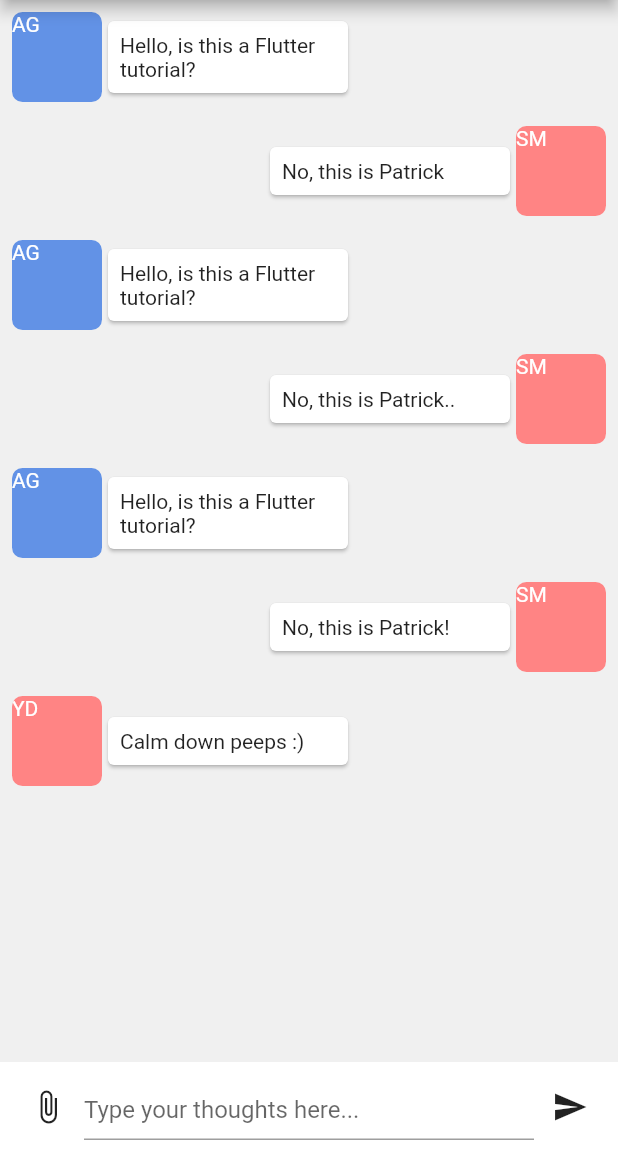
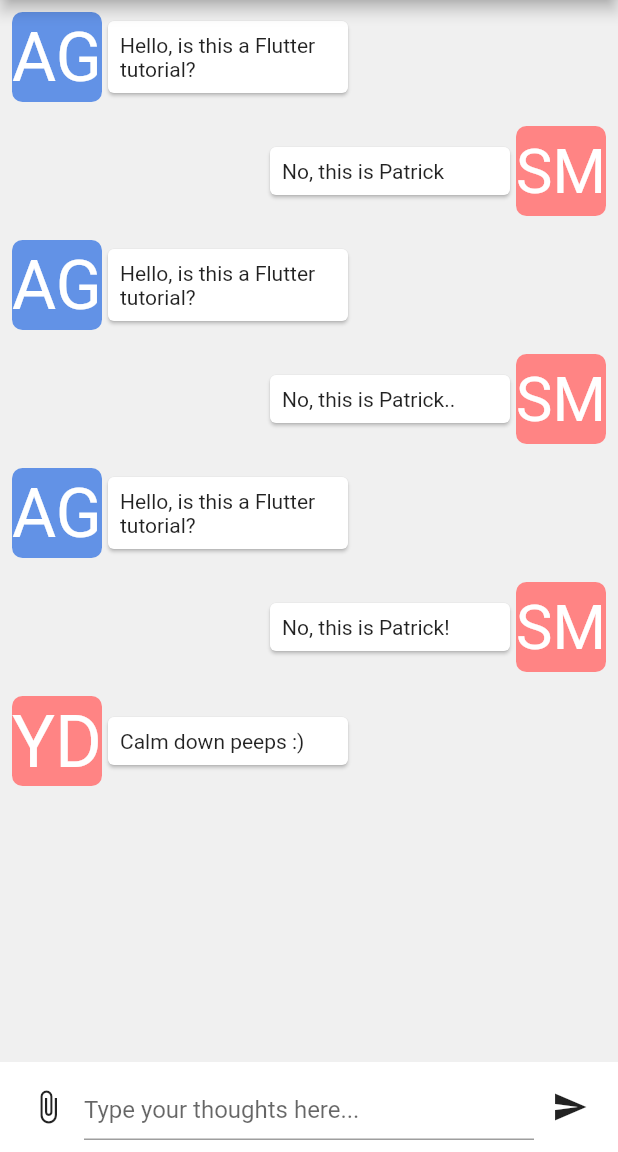
Before and after one commit to Stef-GMS/Training-RayWenderlichDotCom, a Flutter app: the screen it shows after launch, after a tap on an icon or button, on a phone screen of 412 x 824 dp, the part 84-1236 px from its top. Run offline on Flutter 3.47's test engine with Material 2 defaults, Android fonts, the phone set to English and light mode, and no system bars.

Commit message:
Auto-Resizing Text Based on Parent Widget Size

```diff
--- a/Responsive Design for Flutter/ResponsiveChat/starter/lib/widgets/AvatarImageView.dart
+++ b/Responsive Design for Flutter/ResponsiveChat/starter/lib/widgets/AvatarImageView.dart
@@ -78,10 +78,15 @@ class AvatarImageView extends StatelessWidget {
           .take(letterCount)
           .join()
           .toUpperCase();
-      // TODO: fit text in box
-      return Text(
-        initials,
-        style: TextStyle(color: textColor, fontSize: 14),
+      // 1 First, you declare a FittedBox as a parent of the Text widget.
+      return FittedBox(
+        // 2 Second, you use the BoxFit.contain fit to make it scale as big as it can without going out of the widget box.
+        fit: BoxFit.contain,
+        // 3 Finally, you declare the original Text widget as a child.
+        child: Text(
+          initials,
+          style: TextStyle(color: textColor, fontSize: 14),
+        ),
       );
     } else {
       return Image.network(
```
